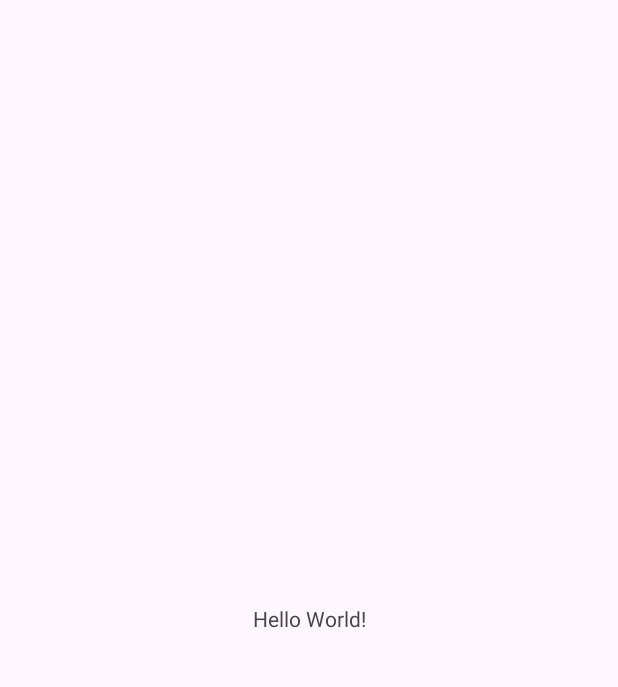
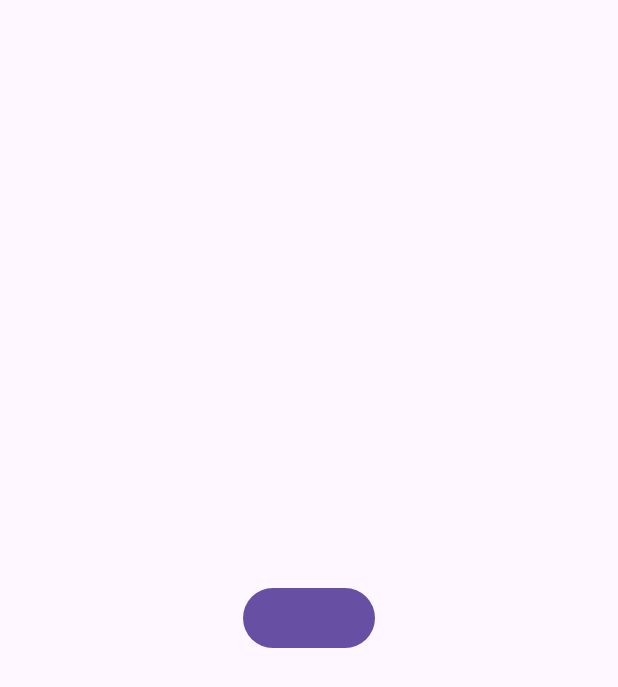
Before and after one commit to semin0151/BaseSingleModuleExample, an Android app: the screen it shows after launch (MainActivity), on a phone screen of 412 x 824 dp. Before the commit the part shown is almost empty. Shown: the top 687 px of the screen. Run offline under Robolectric (Android 15) with nearby library versions, the phone set to English and light mode, and no system bars; our stand-ins replace Dagger/Hilt's generated code, data binding.

Commit message:
fix(activity_main.xml) : add data binding

```diff
--- a/app/src/main/res/layout/activity_main.xml
+++ b/app/src/main/res/layout/activity_main.xml
@@ -1,7 +1,15 @@
 <?xml version="1.0" encoding="utf-8"?>
-<androidx.constraintlayout.widget.ConstraintLayout xmlns:android="http://schemas.android.com/apk/res/android"
+<layout xmlns:android="http://schemas.android.com/apk/res/android"
     xmlns:app="http://schemas.android.com/apk/res-auto"
-    xmlns:tools="http://schemas.android.com/tools"
+    xmlns:tools="http://schemas.android.com/tools">
+
+    <data>
+        <variable
+            name="viewModel"
+            type="com.semin.basesinglemoduleexample.presentation.views.main.MainViewModel" />
+    </data>
+
+    <androidx.constraintlayout.widget.ConstraintLayout
         android:layout_width="match_parent"
         android:layout_height="match_parent"
         tools:context=".presentation.views.main.MainActivity">
@@ -9,10 +17,23 @@
         <TextView
             android:layout_width="wrap_content"
             android:layout_height="wrap_content"
-        android:text="Hello World!"
+            android:text="MAIN"
+            android:textSize="30dp"
+            android:textStyle="bold"
+            app:layout_constraintBottom_toBottomOf="parent"
+            app:layout_constraintEnd_toEndOf="parent"
+            app:layout_constraintStart_toStartOf="parent"
+            app:layout_constraintTop_toTopOf="parent" />
+
+        <Button
+            android:id="@+id/btnSub"
+            android:layout_width="wrap_content"
+            android:layout_height="wrap_content"
+            android:onClick="@{() -> viewModel::btnClick}"
             app:layout_constraintBottom_toBottomOf="parent"
             app:layout_constraintEnd_toEndOf="parent"
             app:layout_constraintStart_toStartOf="parent"
             app:layout_constraintTop_toTopOf="parent" />
 
     </androidx.constraintlayout.widget.ConstraintLayout>
+</layout>
```
Lines whose indentation alone changed are shown as unchanged.
